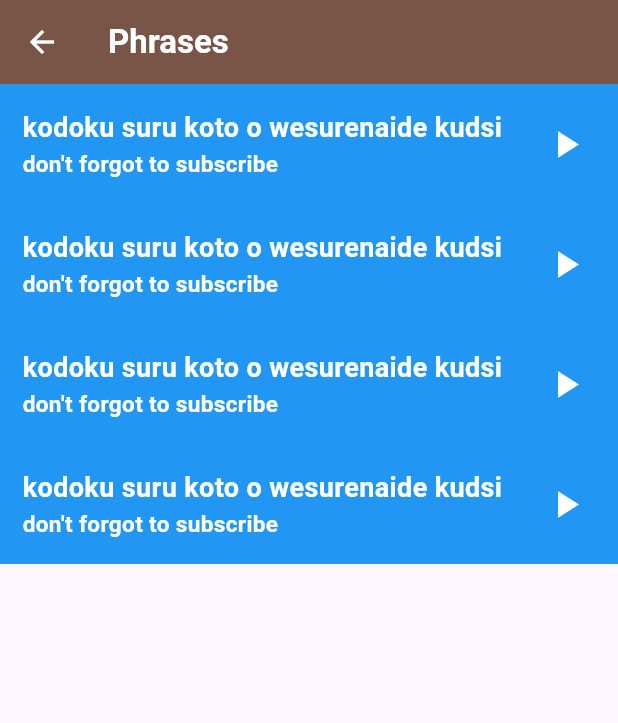
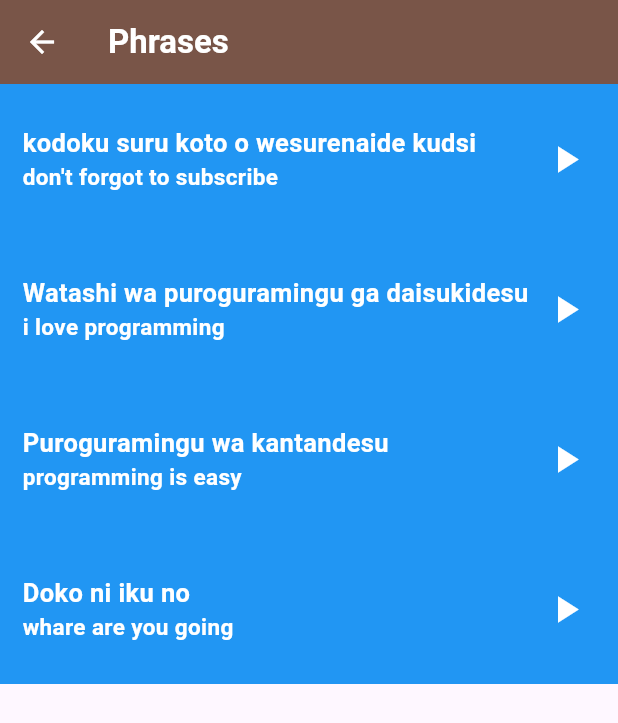
Before and after one commit to mo7ossam44/toku-app, a Flutter app: the PhrasesPage screen opened directly, after a tap on the "play arrow" icon, on a phone screen of 412 x 824 dp. Shown: the top 723 px of the screen. Run offline on Flutter 3.47's test engine with Material 3 defaults, Android fonts, the light colour scheme and no system bars; our stand-ins replace audioplayers.

Commit message:
add expanded

```diff
--- a/lib/Components/item.dart
+++ b/lib/Components/item.dart
@@ -20,7 +20,9 @@ class Item extends StatelessWidget {
             color: Colors.amber.shade100,
             child: Image.asset(itemModel.image!),
           ),
-          Expanded(child: SharedContainer(itemModel: itemModel, color: color)),
+          Expanded(
+            child: SharedContainer(itemModel: itemModel, color: color),
+          ),
         ],
       ),
     );
--- a/lib/Components/main_items.dart
+++ b/lib/Components/main_items.dart
@@ -4,7 +4,7 @@ import 'package:tuku/Models/category_model.dart';
 class MainItems extends StatelessWidget {
   MainItems({super.key, required this.categoryModel});
 
-  CategoryModel categoryModel;
+  final CategoryModel categoryModel;
 
   @override
   Widget build(BuildContext context) {
--- a/lib/Components/shared_container.dart
+++ b/lib/Components/shared_container.dart
@@ -1,4 +1,3 @@
-
 import 'package:flutter/material.dart';
 import 'package:tuku/Models/Item_model.dart';
 
@@ -16,7 +15,7 @@ class SharedContainer extends StatelessWidget {
   Widget build(BuildContext context) {
     return Container(
       color: color,
-      height: 80,
+      height: 100,
       child: Row(
         children: [
           Padding(
@@ -30,7 +29,7 @@ class SharedContainer extends StatelessWidget {
                   style: TextStyle(
                     color: Colors.white,
                     fontWeight: FontWeight.bold,
-                    fontSize: 18,
+                    fontSize: 17,
                   ),
                 ),
                 Text(
@@ -47,7 +46,9 @@ class SharedContainer extends StatelessWidget {
           Spacer(),
           IconButton(
             padding: EdgeInsets.only(right: 20),
-            onPressed: () {},
+            onPressed: () {
+              itemModel.playSound();
+            },
             icon: Icon(Icons.play_arrow, size: 30, color: Colors.white),
           ),
         ],
--- a/lib/Models/Item_model.dart
+++ b/lib/Models/Item_model.dart
@@ -1,3 +1,5 @@
+import 'package:audioplayers/audioplayers.dart';
+
 class ItemModel {
   final String? image;
   final String enName;
@@ -10,4 +12,9 @@ class ItemModel {
     required this.enName,
     required this.sound,
   });
+
+  playSound() {
+    final player = AudioPlayer();
+    player.play(AssetSource(sound));
+  }
 }
--- a/lib/Screens/phrases_page.dart
+++ b/lib/Screens/phrases_page.dart
@@ -5,26 +5,26 @@ import 'package:tuku/Models/Item_model.dart';
 class PhrasesPage extends StatelessWidget {
   PhrasesPage({super.key});
 
-  List<ItemModel> phrasesList = [
+  final List<ItemModel> phrasesList = [
     ItemModel(
       jpName: 'kodoku suru koto o wesurenaide kudsi',
       enName: "don't forgot to subscribe",
-      sound: 'sound',
+      sound: 'sounds/phrases/dont_forget_to_subscribe.wav',
     ),
     ItemModel(
-      jpName: 'kodoku suru koto o wesurenaide kudsi',
-      enName: "don't forgot to subscribe",
-      sound: 'sound',
+      jpName: 'Watashi wa puroguramingu ga daisukidesu',
+      enName: "i love programming",
+      sound: 'sounds/phrases/i_love_programming.wav',
     ),
     ItemModel(
-      jpName: 'kodoku suru koto o wesurenaide kudsi',
-      enName: "don't forgot to subscribe",
-      sound: 'sound',
+      jpName: 'Puroguramingu wa kantandesu',
+      enName: "programming is easy",
+      sound: 'sounds/phrases/programming_is_easy.wav',
     ),
     ItemModel(
-      jpName: 'kodoku suru koto o wesurenaide kudsi',
-      enName: "don't forgot to subscribe",
-      sound: 'sound',
+      jpName: 'Doko ni iku no',
+      enName: "whare are you going",
+      sound: 'sounds/phrases/where_are_you_going.wav',
     ),
   ];
 
```
Also changed, not shown: lib/Screens/colors_page.dart (+7 -7 lines), lib/Screens/family_members_page.dart (+5 -5 lines), lib/Screens/numbers_page.dart (+8 -14 lines), pubspec.lock, 14 other files.
